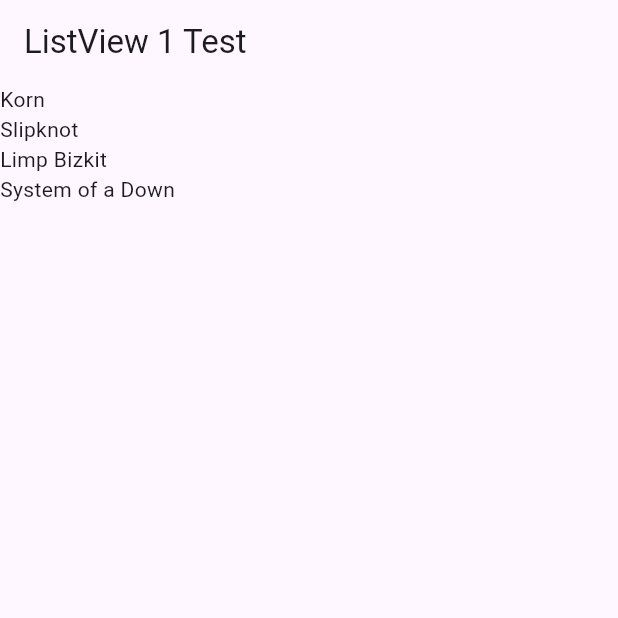
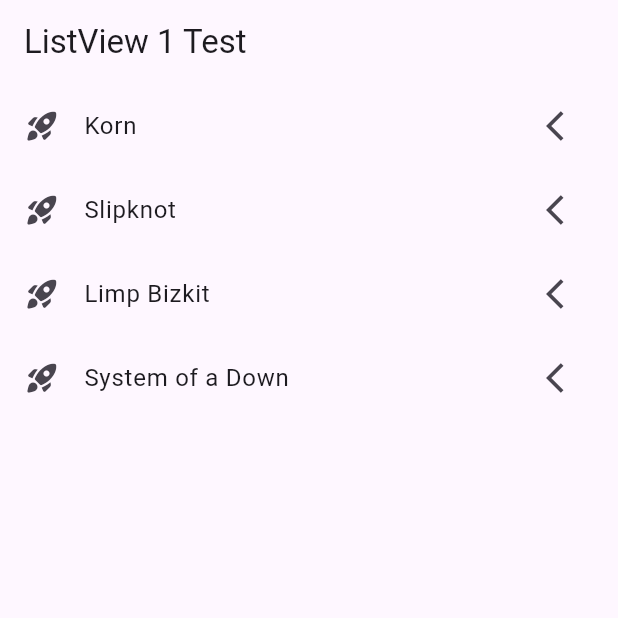
Before and after one commit to Odenfis/flutter_componentes, a Flutter app: the screen it shows after launch, on a phone screen of 412 x 824 dp, the top half of it. Run offline on Flutter 3.47's test engine with Material 3 defaults, Android fonts, the phone set to English and light mode, and no system bars.

Commit message:
mie1-1109

```diff
--- a/lib/screens/listview1_screen.dart
+++ b/lib/screens/listview1_screen.dart
@@ -16,7 +16,11 @@ class ListView1Screen extends StatelessWidget {
         children: [
 
           ...opciones.map(
-            (v) => Text(v)
+            (v) => ListTile(
+              leading: Icon(Icons.rocket_launch_rounded),
+              title: Text(v),
+              trailing: Icon(Icons.arrow_back_ios),
+            )
           )
 
           /*
```
Also changed, not shown: lib/screens/listview2_screen.dart (added, +18 -0 lines).
